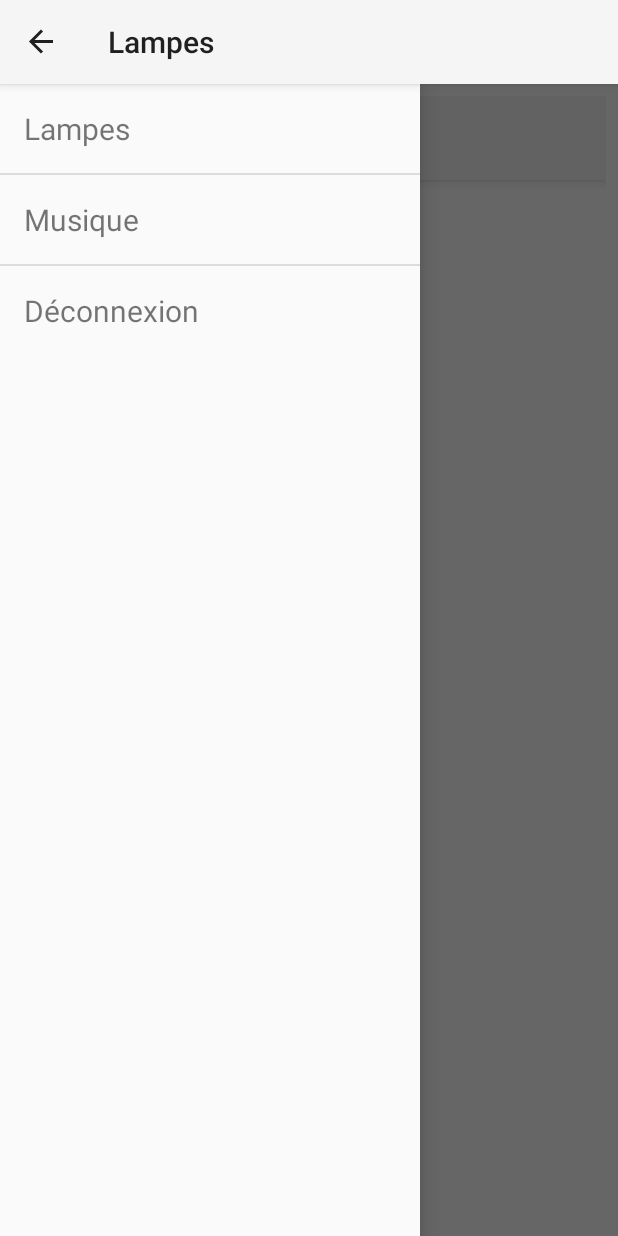
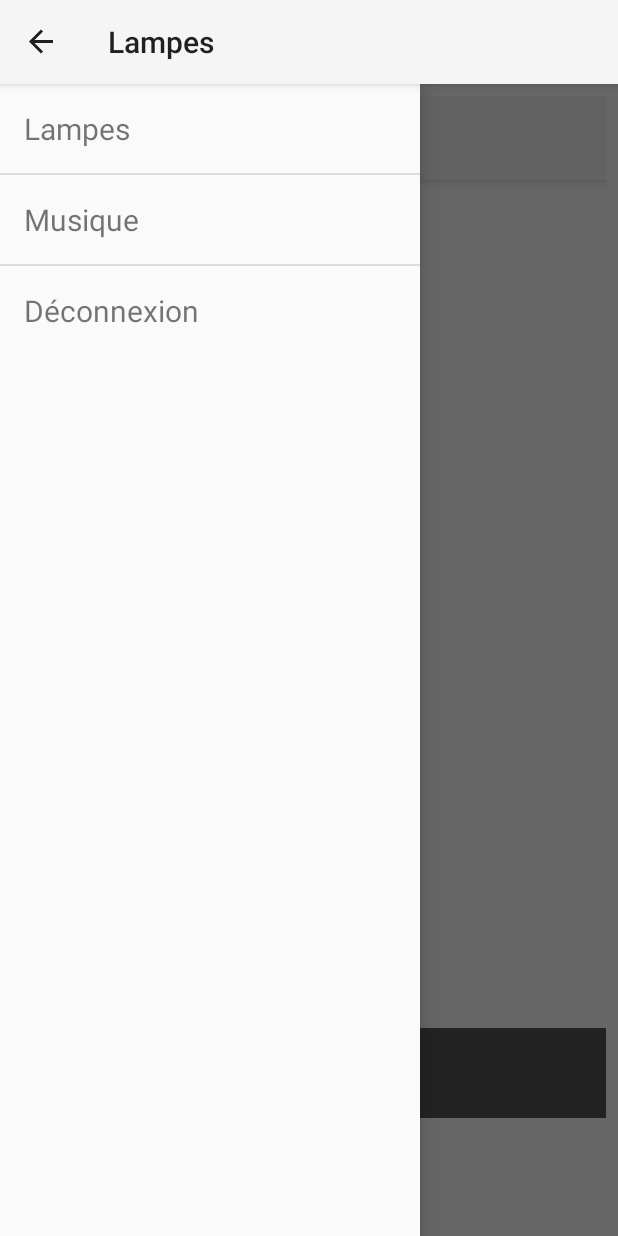
Before and after one commit to Cryscale/PX504, an Android app: the LampControlIHM screen opened directly, with no data from a screen before it, with the side drawer open, on a phone screen of 412 x 824 dp. Run offline under Robolectric (Android 15) with nearby library versions, the phone set to English and light mode, and no system bars; libraries missing offline, so code that uses them is left out: io.socket.client, io.socket.emitter; 8 statements that could not run were skipped.

Commit message:
intégration control vocal + version 1 analyse synthaxique

```diff
--- a/Android/Noyau/SmartRemote/app/src/main/java/fr/esisar/px504/smartremote/ihm/LampControlIHM.java
+++ b/Android/Noyau/SmartRemote/app/src/main/java/fr/esisar/px504/smartremote/ihm/LampControlIHM.java
@@ -1,8 +1,10 @@
 package fr.esisar.px504.smartremote.ihm;
 
+import android.content.ActivityNotFoundException;
 import android.content.Intent;
 import android.content.res.Configuration;
 import android.os.Bundle;
+import android.speech.RecognizerIntent;
 import android.support.design.widget.NavigationView;
 import android.support.v4.view.GravityCompat;
 import android.support.v4.widget.DrawerLayout;
@@ -17,16 +19,20 @@ import android.widget.ArrayAdapter;
 import android.widget.ImageButton;
 import android.widget.ListView;
 import android.widget.TextView;
+import android.widget.Toast;
 
 import org.json.JSONArray;
 import org.json.JSONException;
 import org.json.JSONObject;
 
+import java.io.IOException;
 import java.util.ArrayList;
 import java.util.List;
+import java.util.Locale;
 
 import fr.esisar.px504.smartremote.R;
 import fr.esisar.px504.smartremote.handler.WebSocketHandler;
+import fr.esisar.px504.smartremote.vocalcontrol.VocalControl;
 import fr.esisar.px504.smartremote.websocket.WebSocketClient;
 
 /**
@@ -52,6 +58,13 @@ public class LampControlIHM extends AppCompatActivity {
     private ActionBarDrawerToggle menuDrawerToggle; //Gère l'ouverture et la fermeture du menu
     private String[] list_menu_item;
 
+    // Test vocal
+    private VocalControl vocalControl = new VocalControl(this);
+    private TextView textInput;
+    private TextView analyse;
+    private ImageButton buttonMic;
+    private final int REQ_CODE_SPEECH_INPUT = 100;
+
     @Override
     protected void onCreate(Bundle savedInstanceState) {
         super.onCreate(savedInstanceState);
@@ -66,19 +79,29 @@ public class LampControlIHM extends AppCompatActivity {
         listView.setAdapter(adapter);
         webSocketClient.getListLamp(user);
 
-
-
         Log.i("my_app", "begin");
 
         //define objet toolbar
         Toolbar myToolbar = (Toolbar) findViewById(R.id.my_toolbar);
         setSupportActionBar(myToolbar);
+        getSupportActionBar().setTitle(R.string.activity_lamp);
+        getSupportActionBar().setHomeButtonEnabled(true);
+        getSupportActionBar().setDisplayHomeAsUpEnabled(true);
 
 
-        getSupportActionBar().setTitle(R.string.activity_lamp);
+        // Test vocal
+        textInput = (TextView) findViewById(R.id.textInput);
+        analyse = (TextView) findViewById(R.id.analyse);
+        buttonMic = (ImageButton) findViewById(R.id.buttonMic);
 
-        getSupportActionBar().setHomeButtonEnabled(true);
-        getSupportActionBar().setDisplayHomeAsUpEnabled(true);
+        // Gestion de l'evenement du clic sur l'icone du micro
+        buttonMic.setOnClickListener(new View.OnClickListener() {
+
+            @Override
+            public void onClick(View v) {
+                promptSpeechInput();
+            }
+        });
 
         //active le menu
         //recupere les layout
@@ -194,4 +217,60 @@ public class LampControlIHM extends AppCompatActivity {
     }
 
 
+    // Test vocal
+
+    private void promptSpeechInput() {
+        // Creation d'un intent pour démarrer l'activite d'ecoute
+        Intent intent = new Intent(RecognizerIntent.ACTION_RECOGNIZE_SPEECH);
+        // Choix du modele de language :
+        // LANGUAGE_MODEL_FREE_FORM en general
+        // LANGUAGE_MODEL_WEB_SEARCH pour les requetes plus courtes
+        intent.putExtra(RecognizerIntent.EXTRA_LANGUAGE_MODEL,
+                RecognizerIntent.LANGUAGE_MODEL_FREE_FORM);
+        // Langue par defaut du systeme
+        intent.putExtra(RecognizerIntent.EXTRA_LANGUAGE, Locale.getDefault());
+        intent.putExtra(RecognizerIntent.EXTRA_PROMPT,
+                getString(R.string.speech_prompt));
+
+        // Lancement de l'activite avec les paramètres choisis ci-dessus
+        try {
+            startActivityForResult(intent, REQ_CODE_SPEECH_INPUT);
+        } catch (ActivityNotFoundException a) {
+            Toast.makeText(getApplicationContext(),
+                    getString(R.string.speech_not_supported),
+                    Toast.LENGTH_SHORT).show();
+        }
+    }
+
+    /**
+     * Receiving speech input
+     * */
+    @Override
+    protected void onActivityResult(int requestCode, int resultCode, Intent data) {
+        super.onActivityResult(requestCode, resultCode, data);
+
+        switch (requestCode) {
+            case REQ_CODE_SPEECH_INPUT: {
+                if (resultCode == RESULT_OK && null != data) {
+
+                    ArrayList<String> result = data
+                            .getStringArrayListExtra(RecognizerIntent.EXTRA_RESULTS);
+
+                    //String [] sentence = result.get(0).split(" ");
+
+                    textInput.setText(result.get(0));
+                    String text = "";
+                   List<Lamp> listLamp = vocalControl.SyntacticAnalysis(result);
+
+                   for (Lamp lamp : listLamp) {
+                       text = text + lamp.getLocation() + lamp.getState() + lamp.getbrightness();
+                    }
+                   //text = listLamp.get(0).getLocation();
+                    analyse.setText(text);
+                    break;
+                }
+
+            }
+        }
+    }
 }
--- a/Android/Noyau/SmartRemote/app/src/main/java/fr/esisar/px504/smartremote/ihm/MainActivity.java
+++ b/Android/Noyau/SmartRemote/app/src/main/java/fr/esisar/px504/smartremote/ihm/MainActivity.java
@@ -58,9 +58,9 @@ public class MainActivity extends AppCompatActivity {
         connexionButton.setOnClickListener(new View.OnClickListener() {
             public void onClick(View v) {
 
-                webSocketClient.login(user, pwdEditText.getText().toString());
-                //Intent intent = new Intent(MainActivity.this,LampControlIHM.class);
-                //startActivity(intent);
+               // webSocketClient.login(user, pwdEditText.getText().toString());
+                Intent intent = new Intent(MainActivity.this,LampControlIHM.class);
+                startActivity(intent);
 
             }
         });
--- a/Android/Noyau/SmartRemote/app/src/main/res/layout/activity_lamp.xml
+++ b/Android/Noyau/SmartRemote/app/src/main/res/layout/activity_lamp.xml
@@ -13,7 +13,7 @@
         android:layout_height="match_parent"
         android:background="@color/colorPrimary">
 
-        <LinearLayout
+        <RelativeLayout
             android:layout_width="0dp"
             android:layout_height="0dp"
             android:orientation="vertical"
@@ -34,12 +34,64 @@
 
             <include layout="@layout/tool_bar"/>
 
+            <LinearLayout
+                android:id="@+id/micro"
+                android:layout_width="match_parent"
+                android:layout_height="wrap_content"
+                android:orientation="vertical"
+                android:layout_alignParentBottom="true">
+
+                <ImageButton
+                    android:id="@+id/buttonMic"
+                    android:layout_width="match_parent"
+                    android:layout_height="60dp"
+                    android:background="#555555"
+                    android:src="@drawable/micro"
+                    android:layout_gravity="center"
+                    android:cropToPadding="true"
+                    android:scaleType="fitCenter"/>
+
+                <TextView
+                    android:id="@+id/textInput"
+                    android:layout_width="match_parent"
+                    android:layout_height="wrap_content"
+                    android:layout_alignParentTop="true"
+                    android:layout_centerHorizontal="true"
+                    android:textSize="26dp"
+                    android:textStyle="normal"
+                    android:hint="@string/text"
+                    app:layout_constraintRight_toLeftOf="parent"
+                    tools:layout_constraintTop_creator="1"
+                    tools:layout_constraintRight_creator="1"
+                    tools:layout_constraintLeft_creator="1"
+                    app:layout_constraintLeft_toLeftOf="parent"
+                    app:layout_constraintTop_toTopOf="parent" />
+
+                <TextView
+                    android:id="@+id/analyse"
+                    android:layout_width="match_parent"
+                    android:layout_height="wrap_content"
+                    android:layout_alignParentTop="true"
+                    android:layout_centerHorizontal="true"
+                    android:textSize="26dp"
+                    android:textStyle="normal"
+                    android:hint="@string/debug_message_envoyé"
+                    app:layout_constraintRight_toLeftOf="parent"
+                    tools:layout_constraintTop_creator="1"
+                    tools:layout_constraintRight_creator="1"
+                    tools:layout_constraintLeft_creator="1"
+                    app:layout_constraintLeft_toLeftOf="parent"
+                    app:layout_constraintTop_toTopOf="parent" />
+            </LinearLayout>
+
             <ListView
                 android:id="@+id/list_lamp"
                 android:layout_width="match_parent"
-                android:layout_height="match_parent"/>
+                android:layout_height="match_parent"
+                android:layout_above="@id/micro"/>
 
-        </LinearLayout>
+
+        </RelativeLayout>
 
     </android.support.constraint.ConstraintLayout>
 
```
Also changed, not shown: Android/Noyau/SmartRemote/app/src/main/res/values/strings.xml (+61 -0 lines).
